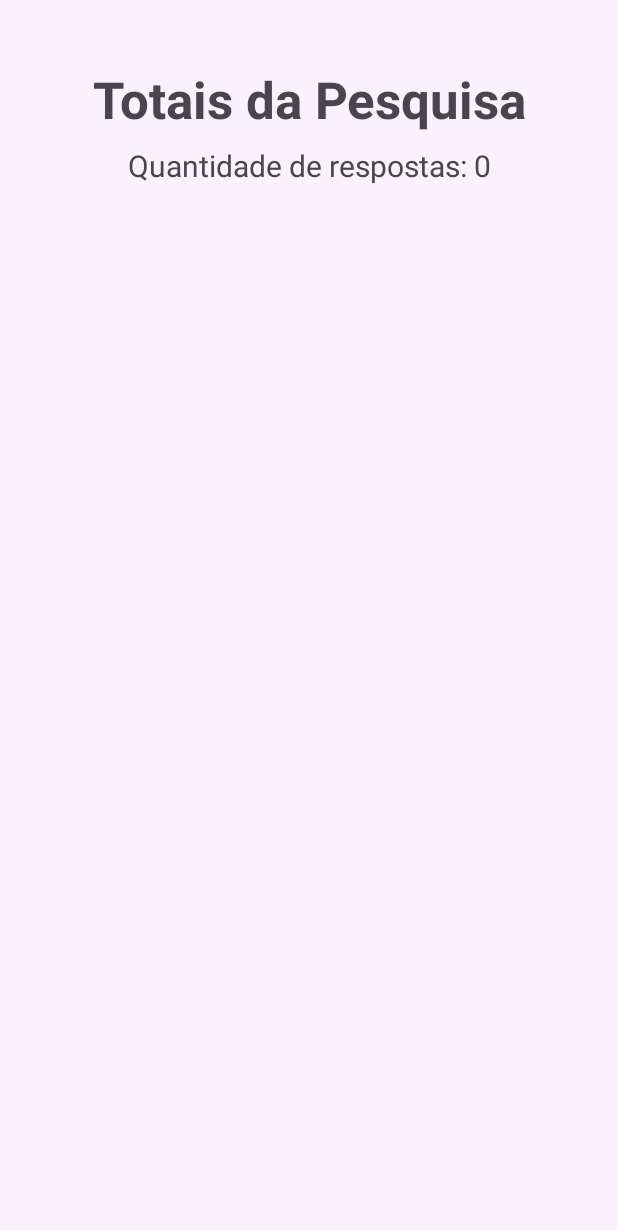
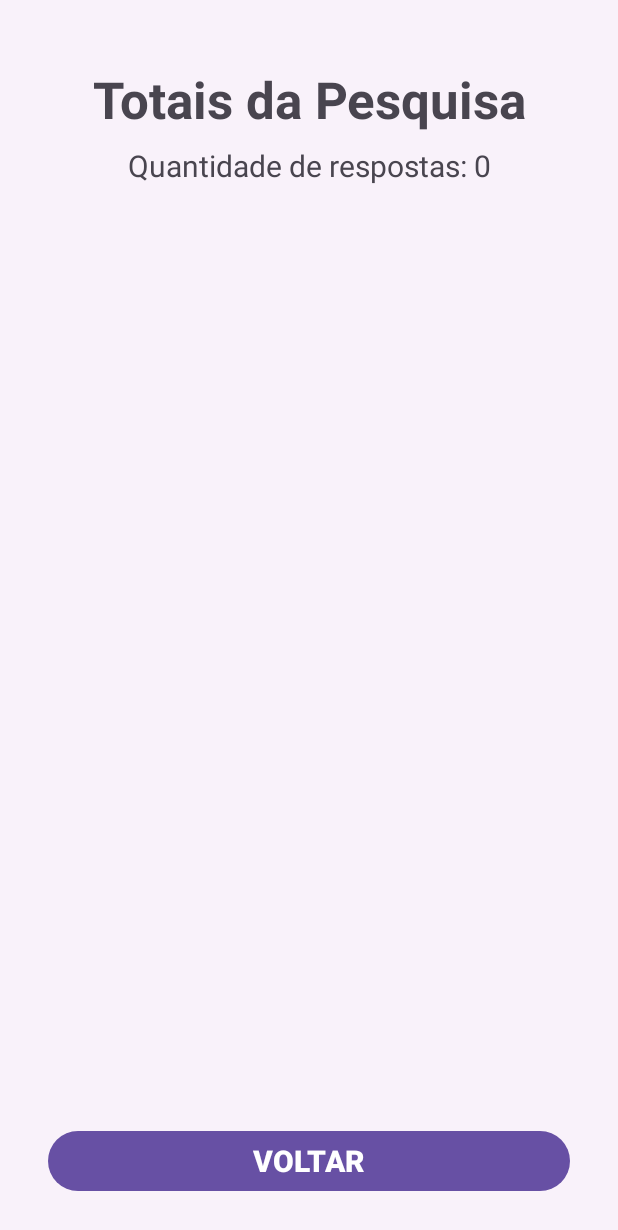
Before and after one commit to SamCodeX01/App-Origem-e-Destino, an Android app: the AdminActivity screen opened directly, with no data from a screen before it, on a phone screen of 412 x 824 dp. Shown: the top 1230 px of the screen. Run offline under Robolectric (Android 15) with nearby library versions, the phone set to English and light mode, and no system bars.

Commit message:
nada novo

```diff
--- a/app/src/main/java/com/example/pesquisametropolitana/AdminActivity.java
+++ b/app/src/main/java/com/example/pesquisametropolitana/AdminActivity.java
@@ -1,6 +1,8 @@
 package com.example.pesquisametropolitana;
 
+import android.content.Intent;
 import android.os.Bundle;
+import android.widget.Button;
 import android.widget.TextView;
 
 import androidx.activity.EdgeToEdge;
@@ -9,9 +11,12 @@ import androidx.core.graphics.Insets;
 import androidx.core.view.ViewCompat;
 import androidx.core.view.WindowInsetsCompat;
 
+import com.google.android.material.badge.BadgeUtils;
+
 public class AdminActivity extends AppCompatActivity {
     private BancoDeDados bd = null;
     private TextView txtResultado, txtQtdRespostas;
+    private Button btnVoltar;
 
     @Override
     protected void onCreate(Bundle savedInstanceState) {
@@ -19,7 +24,9 @@ public class AdminActivity extends AppCompatActivity {
         EdgeToEdge.enable(this);
         setContentView(R.layout.activity_admin);
 
-        organizar();
+        mainConfig();
+        listeners();
+        exibirRespostas();
 
         ViewCompat.setOnApplyWindowInsetsListener(findViewById(R.id.main), (v, insets) -> {
             Insets systemBars = insets.getInsets(WindowInsetsCompat.Type.systemBars());
@@ -29,14 +36,28 @@ public class AdminActivity extends AppCompatActivity {
     }
 
 
-    private void organizar() {
+    private void mainConfig() {
         bd = BancoDeDados.getInstance();
         txtQtdRespostas = (TextView) findViewById(R.id.txtQtdRespostas);
         txtResultado = (TextView) findViewById(R.id.txtResultado);
-        String respostas = "";
+        btnVoltar = (Button) findViewById(R.id.btnVoltar);
 
         String textoPadrao = txtQtdRespostas.getText().toString();
         txtQtdRespostas.setText(textoPadrao + bd.quantidadeRespostas);
+    }
+
+
+    private void listeners() {
+        // Botão de VOLTAR para a tela anterior
+        btnVoltar.setOnClickListener(r -> {
+            startActivity(new Intent(this, LoginActivity.class));
+            finish();
+        });
+    }
+
+
+    private void exibirRespostas() {
+        String respostas = "";
 
         for (int i=0; i < bd.quantidadeRespostas; i++) {
             respostas +=
--- a/app/src/main/res/layout/activity_admin.xml
+++ b/app/src/main/res/layout/activity_admin.xml
@@ -14,8 +14,8 @@
         android:layout_marginStart="32dp"
         android:layout_marginTop="16dp"
         android:layout_marginEnd="32dp"
-        android:layout_marginBottom="32dp"
-        app:layout_constraintBottom_toBottomOf="parent"
+        android:layout_marginBottom="16dp"
+        app:layout_constraintBottom_toTopOf="@+id/btnVoltar"
         app:layout_constraintEnd_toEndOf="parent"
         app:layout_constraintStart_toStartOf="parent"
         app:layout_constraintTop_toBottomOf="@+id/txtQtdRespostas">
@@ -58,4 +58,18 @@
         app:layout_constraintEnd_toEndOf="@+id/textView9"
         app:layout_constraintStart_toStartOf="@+id/textView9"
         app:layout_constraintTop_toBottomOf="@+id/textView9" />
+
+    <Button
+        android:id="@+id/btnVoltar"
+        android:layout_width="0dp"
+        android:layout_height="wrap_content"
+        android:layout_marginStart="32dp"
+        android:layout_marginEnd="32dp"
+        android:layout_marginBottom="26dp"
+        android:text="VOLTAR"
+        android:textSize="20sp"
+        android:textStyle="bold"
+        app:layout_constraintBottom_toBottomOf="parent"
+        app:layout_constraintEnd_toEndOf="parent"
+        app:layout_constraintStart_toStartOf="parent" />
 </androidx.constraintlayout.widget.ConstraintLayout>
```
